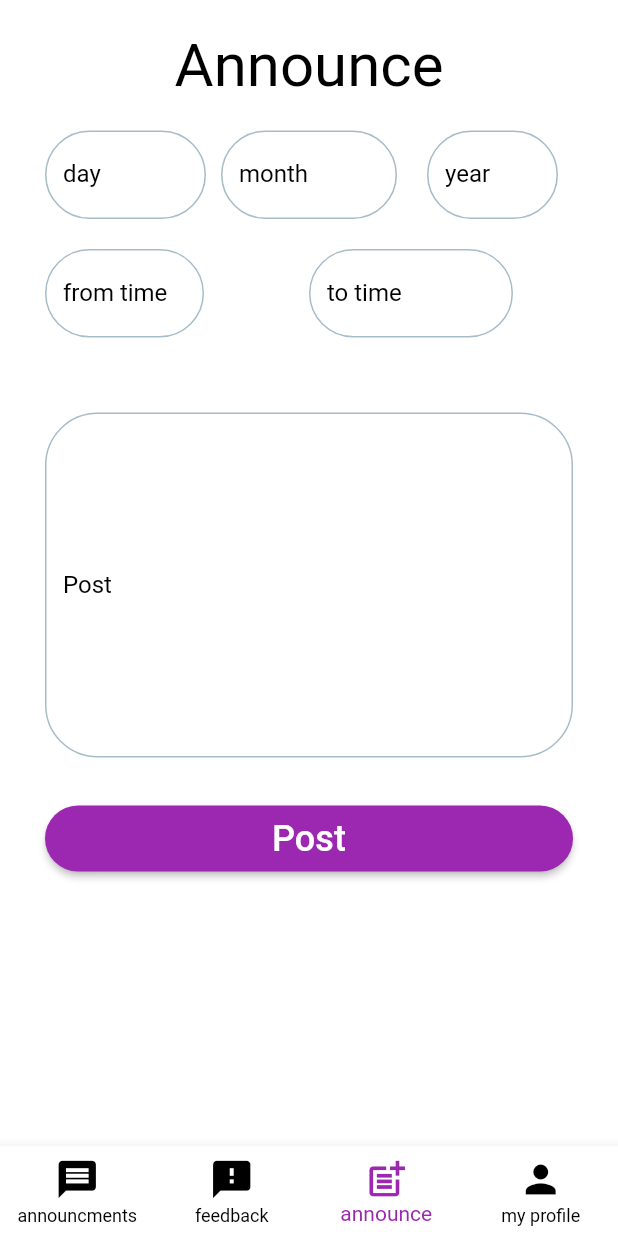
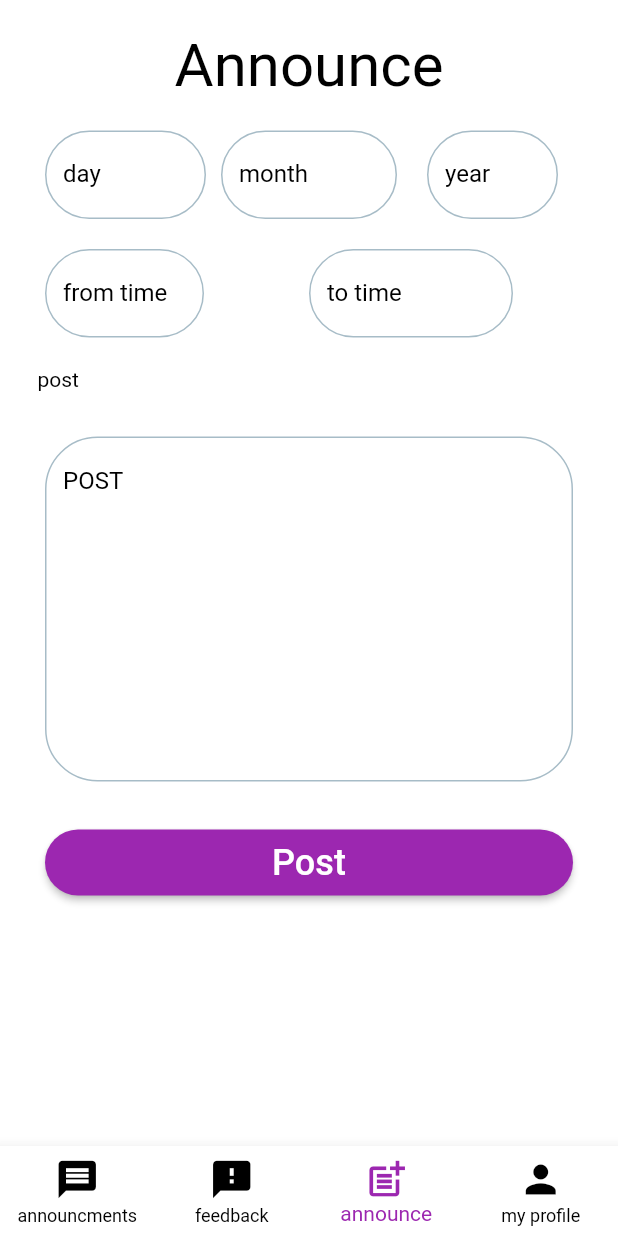
Before and after one commit to Sam-Girma/Kebeleye, a Flutter app: the screen it shows after launch, item 3 of the bottom bar chosen, on a phone screen of 412 x 824 dp. Run offline on Flutter 3.47's test engine with Material 2 defaults, Android fonts, the phone set to English and light mode, and no system bars.

```diff
--- a/kebeleyeapp/lib/pages/officialshomepage.dart
+++ b/kebeleyeapp/lib/pages/officialshomepage.dart
@@ -1,3 +1,4 @@
+
 import 'package:flutter/material.dart';
 import 'package:flutter/services.dart';
 import 'package:kebeleyeapp/materials/colors.dart';
@@ -10,250 +11,214 @@ class OfficialsHomePage extends StatefulWidget {
 
 class _OfficialsHomePageState extends State<OfficialsHomePage> {
   List colors = [Colors.purple, Colors.grey.shade900];
+  final _userfeedback = ["feedback1", "feedback2","feedback3","feedback4","feedback5","feedback6"];
   int colindex = 0;
   int navindex = 0;
   @override
   Widget build(BuildContext context) {
     final pages = [
-      Container(color: colindex == 0 ? Colors.white : Colors.black12),//above1
-            Container(color:colindex == 0 ? Colors.white : Colors.black12),//above2
+      ListView.builder(
+
+          itemCount: _userfeedback.length,
+          itemBuilder: (context, index) {
+            return Flexible(
+              child: (Container(
+                height: 400,
+                margin: EdgeInsets.all(20),// add margin
+              padding: EdgeInsets.all(10),
+            decoration: BoxDecoration(
+                color: Colors.blue,
+                borderRadius: const BorderRadius.all(Radius.circular(20))
+
+            ),
+              )
+              ),
+            );
+          },
+          ),
+
+
+           //above1
+      ListView.builder(
+
+          itemCount: _userfeedback.length,
+          itemBuilder: (context, index) {
+            return Flexible(
+              child: (Container(
+                height: 400,
+                margin: EdgeInsets.all(20),// add margin
+              padding: EdgeInsets.all(10),
+            decoration: BoxDecoration(
+                color: Colors.blue,
+                borderRadius: const BorderRadius.all(Radius.circular(20))
+
+            ),
+              )
+              ),
+            );
+          },
+          ),
+           //above2
 
       ListView(
         children: [
-SizedBox(height: 20,),
+          SizedBox(
+            height: 20,
+          ),
           Padding(
-  padding: const EdgeInsets.only(bottom:20.0),
-  child:   Center(child: Text("Announce",style: TextStyle(
-     color:colindex==0?Colors.black:Colors.blue
-     ,fontSize: 40),)),
+            padding: const EdgeInsets.only(bottom: 20.0),
+            child: Center(
+                child: Text(
+              "Announce",
+              style: TextStyle(
+                  color: colindex == 0 ? Colors.black : Colors.blue,
+                  fontSize: 40),
+            )),
           ),
           Padding(
             padding: EdgeInsets.only(bottom: 20),
-  child:   Row(
-
-
-
+            child: Row(
               children: [
-
-
-
                 Flexible(
-
-    child:   Padding(
-
+                  child: Padding(
                     padding: EdgeInsets.only(left: 30),
-
                     child: TextFormField(
-    style: TextStyle(color:colindex==0?Colors.black:Colors.white),
-
+                      style: TextStyle(
+                          color: colindex == 0 ? Colors.black : Colors.white),
                       keyboardType: TextInputType.number,
-
                       decoration: InputDecoration(
-
                           enabledBorder: OutlineInputBorder(
-                  borderSide: BorderSide(color: coloringclasss.TEXTCOLOR1),
-                  borderRadius: BorderRadius.all(Radius.circular(35.0))),
-
+                              borderSide:
+                                  BorderSide(color: coloringclasss.TEXTCOLOR1),
+                              borderRadius:
+                                  BorderRadius.all(Radius.circular(35.0))),
                           hintText: "day",
                           label: Text("day"),
-          labelStyle: TextStyle(color:colindex==0?Colors.black:Colors.blue),
-
-  hintStyle: TextStyle( color:colindex==0?Colors.black:Colors.blue
-)
-
-
-
+                          labelStyle: TextStyle(
+                              color:
+                                  colindex == 0 ? Colors.black : Colors.blue),
+                          hintStyle: TextStyle(
+                              color:
+                                  colindex == 0 ? Colors.black : Colors.blue)),
                     ),
-
-
-
-      ),
-
-    ),
-
-  ),
-
-  Flexible(
-
-    child:   Padding(
-
-      padding: EdgeInsets.only(right: 10,left: 10),
-
-
-
-      child: TextFormField(
-      style: TextStyle(color:colindex==0?Colors.black:Colors.white),
-
-            keyboardType: TextInputType.number,
-
-
-        decoration: InputDecoration(
-
-
-  enabledBorder: OutlineInputBorder(
-                  borderSide: BorderSide(color: coloringclasss.TEXTCOLOR1),
-                  borderRadius: BorderRadius.all(Radius.circular(35.0))),
-          hintText: "month",
-    hintStyle: TextStyle( color:colindex==0?Colors.black:Colors.blue
-),
-       label: Text("month"),
-          labelStyle: TextStyle(color:colindex==0?Colors.black:Colors.blue),
-
-
-
-
-        ),
-
-
-
-      ),
-
-    ),
-
-  ),
-
-  Flexible(
-
-    child:   Padding(
-
-          padding: EdgeInsets.only(right: 40,left: 10),
-
-      child: TextFormField(
-      style: TextStyle(color:colindex==0?Colors.black:Colors.white),
-
-            keyboardType: TextInputType.number,
-
-
-        decoration: InputDecoration(
-
-      enabledBorder: OutlineInputBorder(
-                  borderSide: BorderSide(color: coloringclasss.TEXTCOLOR1),
-                  borderRadius: BorderRadius.all(Radius.circular(35.0))),
-
-          hintText: "year",
-
-        hintStyle: TextStyle( color:colindex==0?Colors.black:Colors.blue
-),
-   label: Text("year"),
-          labelStyle: TextStyle(color:colindex==0?Colors.black:Colors.blue),
-
-
-
-        ),
-
-
-
-      ),
-
-    ),
-
-  ),
-
-
-
-  ],
-
-  ),
-),
-
-Padding(
-  padding: const EdgeInsets.only(bottom:20.0),
-  child:   Row(
-
-
-
-    children: [
-
-
-
-  Flexible(
-
-    child:   Padding(
-
-      padding: EdgeInsets.only(left: 30,right: 70),
-
-      child: TextFormField(
-      style: TextStyle(color:colindex==0?Colors.black:Colors.white),
-
-            keyboardType: TextInputType.number,
-
-
-        decoration: InputDecoration(
-
-      enabledBorder: OutlineInputBorder(
-                  borderSide: BorderSide(color: coloringclasss.TEXTCOLOR1),
-                  borderRadius: BorderRadius.all(Radius.circular(35.0))),
-
-          hintText: "from time",
-    hintStyle: TextStyle( color:colindex==0?Colors.black:Colors.blue
-),
-       label: Text("from time"),
-          labelStyle: TextStyle(color:colindex==0?Colors.black:Colors.blue),
-
-
-
-
-        ),
-
-
-
-      ),
-
-    ),
-
-  ),
-
-  Flexible(
-
-    child:   Padding(
-
-      padding: EdgeInsets.only(right: 70),
-
-
-
-      child: TextFormField(
-      style: TextStyle(color:colindex==0?Colors.black:Colors.white),
-
-            keyboardType: TextInputType.number,
-
-
-        decoration: InputDecoration(
-  enabledBorder: OutlineInputBorder(
-                  borderSide: BorderSide(color: coloringclasss.TEXTCOLOR1),
-                  borderRadius: BorderRadius.all(Radius.circular(35.0))),
-
-
-          hintText: "to time",
-
-        hintStyle: TextStyle( color:colindex==0?Colors.black:Colors.blue
-),
- label: Text("to time"),
-          labelStyle: TextStyle(color:colindex==0?Colors.black:Colors.blue),
-
-
-
-
-        ),
-
-
-
-      ),
-
-    ),
-
-  ),
-
-
-
-  ],
-
                   ),
                 ),
                 Flexible(
-  child: Padding(padding: EdgeInsets.all(30),
+                  child: Padding(
+                    padding: EdgeInsets.only(right: 10, left: 10),
+                    child: TextFormField(
+                      style: TextStyle(
+                          color: colindex == 0 ? Colors.black : Colors.white),
+                      keyboardType: TextInputType.number,
+                      decoration: InputDecoration(
+                        enabledBorder: OutlineInputBorder(
+                            borderSide:
+                                BorderSide(color: coloringclasss.TEXTCOLOR1),
+                            borderRadius:
+                                BorderRadius.all(Radius.circular(35.0))),
+                        hintText: "month",
+                        hintStyle: TextStyle(
+                            color: colindex == 0 ? Colors.black : Colors.blue),
+                        label: Text("month"),
+                        labelStyle: TextStyle(
+                            color: colindex == 0 ? Colors.black : Colors.blue),
+                      ),
+                    ),
+                  ),
+                ),
+                Flexible(
+                  child: Padding(
+                    padding: EdgeInsets.only(right: 40, left: 10),
+                    child: TextFormField(
+                      style: TextStyle(
+                          color: colindex == 0 ? Colors.black : Colors.white),
+                      keyboardType: TextInputType.number,
+                      decoration: InputDecoration(
+                        enabledBorder: OutlineInputBorder(
+                            borderSide:
+                                BorderSide(color: coloringclasss.TEXTCOLOR1),
+                            borderRadius:
+                                BorderRadius.all(Radius.circular(35.0))),
+                        hintText: "year",
+                        hintStyle: TextStyle(
+                            color: colindex == 0 ? Colors.black : Colors.blue),
+                        label: Text("year"),
+                        labelStyle: TextStyle(
+                            color: colindex == 0 ? Colors.black : Colors.blue),
+                      ),
+                    ),
+                  ),
+                ),
+              ],
+            ),
+          ),
+          Padding(
+            padding: const EdgeInsets.only(bottom: 20.0),
+            child: Row(
+              children: [
+                Flexible(
+                  child: Padding(
+                    padding: EdgeInsets.only(left: 30, right: 70),
+                    child: TextFormField(
+                      style: TextStyle(
+                          color: colindex == 0 ? Colors.black : Colors.white),
+                      keyboardType: TextInputType.number,
+                      decoration: InputDecoration(
+                        enabledBorder: OutlineInputBorder(
+                            borderSide:
+                                BorderSide(color: coloringclasss.TEXTCOLOR1),
+                            borderRadius:
+                                BorderRadius.all(Radius.circular(35.0))),
+                        hintText: "from time",
+                        hintStyle: TextStyle(
+                            color: colindex == 0 ? Colors.black : Colors.blue),
+                        label: Text("from time"),
+                        labelStyle: TextStyle(
+                            color: colindex == 0 ? Colors.black : Colors.blue),
+                      ),
+                    ),
+                  ),
+                ),
+                Flexible(
+                  child: Padding(
+                    padding: EdgeInsets.only(right: 70),
+                    child: TextFormField(
+                      style: TextStyle(
+                          color: colindex == 0 ? Colors.black : Colors.white),
+                      keyboardType: TextInputType.number,
+                      decoration: InputDecoration(
+                        enabledBorder: OutlineInputBorder(
+                            borderSide:
+                                BorderSide(color: coloringclasss.TEXTCOLOR1),
+                            borderRadius:
+                                BorderRadius.all(Radius.circular(35.0))),
+                        hintText: "to time",
+                        hintStyle: TextStyle(
+                            color: colindex == 0 ? Colors.black : Colors.blue),
+                        label: Text("to time"),
+                        labelStyle: TextStyle(
+                            color: colindex == 0 ? Colors.black : Colors.blue),
+                      ),
+                    ),
+                  ),
+                ),
+              ],
+            ),
+          ),
+          Padding(
+            padding: const EdgeInsets.only(left: 25),
+            child: Text(
+              "post",
+              style:
+                  TextStyle(color: colindex == 0 ? Colors.black : Colors.blue),
+            ),
+          ),
+          Flexible(
+              child: Padding(
+            padding: EdgeInsets.all(30),
             child: TextField(
-    style: TextStyle(color:colindex==0?Colors.black:Colors.white),
-
+              style:
+                  TextStyle(color: colindex == 0 ? Colors.black : Colors.white),
               maxLines: 10,
               decoration: new InputDecoration(
                 focusedBorder: OutlineInputBorder(
@@ -263,34 +228,29 @@ Flexible(
                     borderSide: BorderSide(color: coloringclasss.TEXTCOLOR1),
                     borderRadius: BorderRadius.all(Radius.circular(35.0))),
                 hintText: 'POST',
-              hintStyle: TextStyle( color:colindex==0?Colors.black:Colors.blue
-),
- label: Text("Post"),
-          labelStyle: TextStyle(color:colindex==0?Colors.black:Colors.blue),
+                hintStyle: TextStyle(
+                    color: colindex == 0 ? Colors.black : Colors.blue),
               ),
             ),
-  )
-  ),
+          )),
           Padding(
-        padding: EdgeInsets.only(left: 30,right: 30),
+            padding: EdgeInsets.only(left: 30, right: 30),
             child: RaisedButton(
-
                 child: Text(
                   "Post",
-            style: TextStyle(fontSize: 24,),
+                  style: TextStyle(
+                    fontSize: 24,
+                  ),
                 ),
                 shape: StadiumBorder(),
-          color:colindex==0?Colors.purple:Colors.blue ,
+                color: colindex == 0 ? Colors.purple : Colors.blue,
                 padding: EdgeInsets.symmetric(horizontal: 16, vertical: 8),
                 textColor: Colors.white,
-        onPressed: (){}
-        ),
+                onPressed: () {}),
           )
         ],
       ),
       //above3
-
-
 
       ListView(
         children: [
@@ -374,10 +334,10 @@ Flexible(
             onTap: () {
               Navigator.push(
                 context,
-                MaterialPageRoute(builder: (context) => setting(colindex: colindex,
-
-                )
-                ),
+                MaterialPageRoute(
+                    builder: (context) => setting(
+                          colindex: colindex,
+                        )),
               );
             },
           ),
@@ -440,88 +400,3 @@ Flexible(
     );
   }
 }
-
-  // ListView(
-  //     children: [
-  //       Container(
-  //         margin: EdgeInsets.only(bottom: 80),
-  //         child: Stack(
-  //           clipBehavior: Clip.none,
-  //           children: [
-  //             Container(
-  //                 color:colors[colindex],
-  //                 height: 170, width: double.infinity
-  //                 ),
-  //             Positioned(
-  //               top: 80,
-  //               left: 125,
-  //               child: GestureDetector(
-
-  //                 child: CircleAvatar(
-  //                   backgroundColor: Colors.purple,
-  //                   radius: 80,
-  //                   child: CircleAvatar(
-  //                       radius: 79,
-  //                       backgroundImage:
-  //                           AssetImage("assets/profile_picture.png")),
-  //                 ),
-  //               ),
-  //             ),
-  //             Positioned(
-  //                 top: 90,
-  //                 left: 120,
-  //                 child: Container(
-  //                   height: 50,
-  //                   width: 50,
-  //                   decoration: BoxDecoration(
-  //                     shape: BoxShape.circle,
-  //                     color: Colors.yellow,
-  //                   ),
-  //                   child: Icon(Icons.edit, size: 35),
-  //                 ))
-  //           ],
-  //         ),
-  //       ),
-  //       Center(
-  //         child: Text(
-  //           "Henok Mekuanint",
-  //           style: TextStyle(color: Colors.purple, fontSize: 30),
-  //         ),
-  //       ),
-  //       Center(
-  //         child: Text("Kebele Manager",
-  //             style: TextStyle(
-  //               color: Colors.black,
-  //               fontSize: 20,
-  //             )),
-  //       ),
-  //       Padding(
-  //         padding: const EdgeInsets.only(top: 8),
-  //         child: ListTile(
-  //           leading: Icon(Icons.person),
-  //           title: Text("Change name"),
-  //           onTap: () {},
-  //         ),
-  //       ),
-  //       ListTile(
-  //         leading: Icon(Icons.lock),
-  //         title: Text("Change password"),
-  //         onTap: () {},
-  //       ),
-  //       ListTile(
-  //         leading: Icon(Icons.settings),
-  //         title: Text("settings"),
-  //         onTap: () {},
-  //       ),
-  //       ListTile(
-  //         leading: Icon(Icons.sunny),
-  //         title: Text("dark mode"),
-  //         onTap: () {},
-  //       ),
-  //       ListTile(
-  //         leading: Icon(Icons.logout),
-  //         title: Text("Logout"),
-  //         onTap: () {},
-  //       ),
-  //     ],
-  //   ),
--- /dev/null
+++ b/kebeleyeapp/lib/pages/post_feedbakck.dart
@@ -0,0 +1,16 @@
+import 'package:flutter/material.dart';
+import 'package:kebeleyeapp/pages/mystate.dart';
+class Post{
+  String postcontent;
+  String datetime;
+  Post(this.postcontent, this.datetime);
+}
+
+final List<Post> posts = [
+  Post("Hello I will not be there todayn inally broken out and pushed for his own stardom. Benzema began the season with nine goals in his team's first eight La Liga matches, including a hat trick against Celta Vigo, and he has continued to lead the charge. He currently sits on 26 goals from 30 league matches so far this championship term. Also transforming into a world-class player this season has been Vinicius Jr., who has become one of the first names on the Real Madrid team sheet. The Brazilian winger has become both a creative and goalscoring force and developed a critical partnership with Benzema up front. Luka Modric has returned to his dominant midfield presence even at 36 years old, at a time when it appeared for a while that he had fallen off the pace.", "Yesterday at 10 pm"),
+  Post("Hello I will not be there today", "Yesterday at 10 pm"),
+  Post("Hello I will not be there today", "Yesterday at 10 pm"),
+  Post("Hello I will not be there today", "Yesterday at 10 pm"),
+  Post("Hello I will not be there today", "Yesterday at 10 pm"),
+  Post("Hello I will not be there today", "Yesterday at 10 pm"),
+];
--- /dev/null
+++ b/kebeleyeapp/lib/pages/post_kebele_head_post.dart
@@ -0,0 +1,16 @@
+import 'package:flutter/material.dart';
+import 'package:kebeleyeapp/pages/mystate.dart';
+class Post{
+  String postcontent;
+  String datetime;
+  Post(this.postcontent, this.datetime);
+}
+
+final List<Post> posts = [
+  Post("Hello I will not be there todayn inally broken out and pushed for his own stardom. Benzema began the season with nine goals in his team's first eight La Liga matches, including a hat trick against Celta Vigo, and he has continued to lead the charge. He currently sits on 26 goals from 30 league matches so far this championship term. Also transforming into a world-class player this season has been Vinicius Jr., who has become one of the first names on the Real Madrid team sheet. The Brazilian winger has become both a creative and goalscoring force and developed a critical partnership with Benzema up front. Luka Modric has returned to his dominant midfield presence even at 36 years old, at a time when it appeared for a while that he had fallen off the pace.", "Yesterday at 10 pm"),
+  Post("Hello I will not be there today", "Yesterday at 10 pm"),
+  Post("Hello I will not be there today", "Yesterday at 10 pm"),
+  Post("Hello I will not be there today", "Yesterday at 10 pm"),
+  Post("Hello I will not be there today", "Yesterday at 10 pm"),
+  Post("Hello I will not be there today", "Yesterday at 10 pm"),
+];
```
Also changed, not shown: kebeleyeapp/lib/pages/settings.dart (line endings or trailing spaces). Lines whose indentation alone changed are shown as unchanged.
